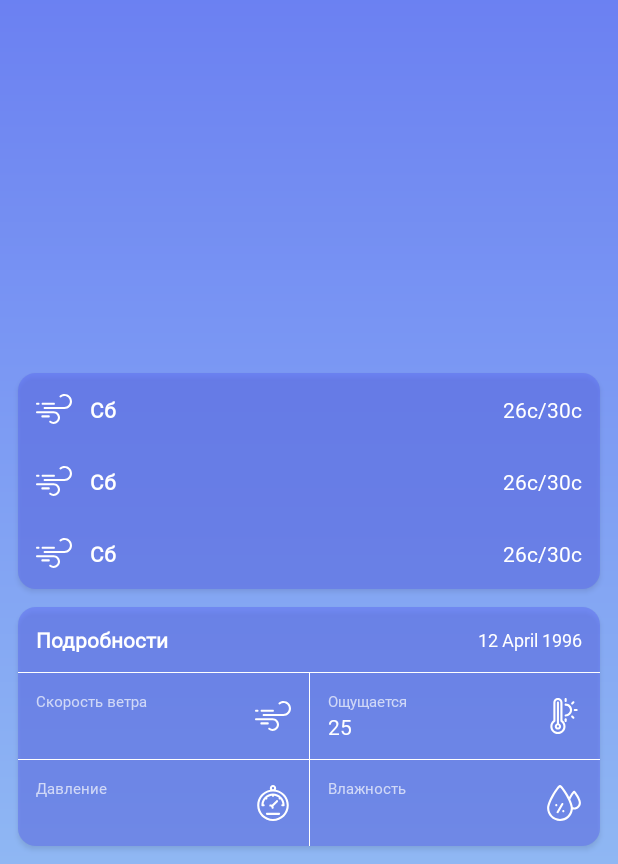
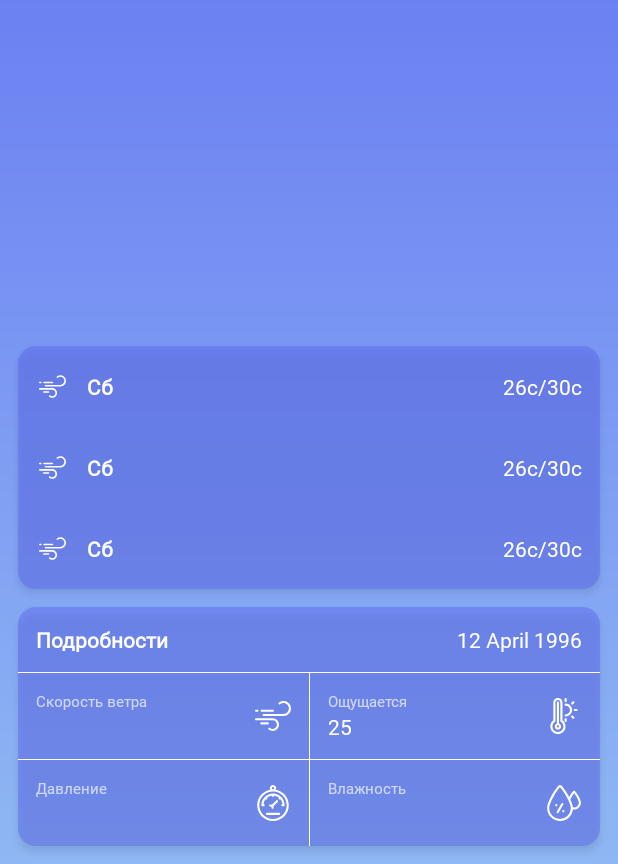
Before and after one commit to MishaNikasov/WeatherApp, an Android app: the layout fragment_root.xml on its own in the app's theme, with its tools: preview values and no code run, on a phone screen of 412 x 824 dp, the part 372-1236 px from its top. Run offline under Robolectric (Android 15) with nearby library versions, the phone set to English and light mode, and no system bars.

```diff
--- a/app/src/main/java/com/nikasov/weatherapp/ui/fragment/root/RootFragment.kt
+++ b/app/src/main/java/com/nikasov/weatherapp/ui/fragment/root/RootFragment.kt
@@ -20,6 +20,7 @@ import dagger.hilt.android.AndroidEntryPoint
 import kotlinx.android.synthetic.main.fragment_root.*
 import pub.devrel.easypermissions.AppSettingsDialog
 import pub.devrel.easypermissions.EasyPermissions
+import timber.log.Timber
 
 @AndroidEntryPoint
 class RootFragment: Fragment(),
--- a/app/src/main/res/layout/activity_main.xml
+++ b/app/src/main/res/layout/activity_main.xml
@@ -4,6 +4,7 @@
     xmlns:tools="http://schemas.android.com/tools"
     android:layout_width="match_parent"
     android:layout_height="match_parent"
+    android:background="@drawable/gradient_bg"
     tools:context=".ui.activity.MainActivity">
 
     <fragment
--- a/app/src/main/res/layout/fragment_root.xml
+++ b/app/src/main/res/layout/fragment_root.xml
@@ -59,11 +59,11 @@
                 tools:visibility="visible" />
 
             <ImageView
-                android:clickable="true"
                 android:id="@+id/imageView2"
                 android:layout_width="wrap_content"
                 android:layout_height="wrap_content"
                 android:background="?selectableItemBackgroundBorderless"
+                android:clickable="true"
                 android:src="@drawable/ic_more"
                 app:layout_constraintBottom_toBottomOf="parent"
                 app:layout_constraintEnd_toEndOf="parent"
@@ -150,6 +150,7 @@
                         tools:text="Weather" />
 
                     <ImageView
+                        android:id="@+id/imageView"
                         android:layout_width="70dp"
                         android:layout_height="70dp"
                         android:src="@{weather.icon}"
@@ -162,7 +163,6 @@
                 </androidx.constraintlayout.widget.ConstraintLayout>
 
                 <androidx.recyclerview.widget.RecyclerView
-                    android:elevation="2dp"
                     android:id="@+id/dailyRecycler"
                     android:layout_width="0dp"
                     android:layout_height="wrap_content"
@@ -170,6 +170,7 @@
                     android:layout_marginEnd="12dp"
                     android:layout_marginBottom="12dp"
                     android:background="@drawable/light_primary_rounded_bg"
+                    android:elevation="3dp"
                     app:layoutManager="androidx.recyclerview.widget.LinearLayoutManager"
                     app:layout_constraintBottom_toTopOf="@+id/infoBlock"
                     app:layout_constraintEnd_toEndOf="parent"
@@ -179,13 +180,13 @@
 
                 <androidx.constraintlayout.widget.ConstraintLayout
                     android:id="@+id/infoBlock"
-                    android:elevation="2dp"
                     android:layout_width="match_parent"
                     android:layout_height="wrap_content"
                     android:layout_marginStart="12dp"
                     android:layout_marginEnd="12dp"
                     android:layout_marginBottom="12dp"
                     android:background="@drawable/light_primary_rounded_bg"
+                    android:elevation="3dp"
                     app:layout_constraintBottom_toBottomOf="parent"
                     app:layout_constraintEnd_toEndOf="parent"
                     app:layout_constraintStart_toStartOf="parent">
@@ -198,7 +199,6 @@
                         android:layout_marginTop="12dp"
                         android:text="@string/info"
                         android:textColor="@color/white"
-                        android:textSize="14sp"
                         android:textStyle="bold"
                         app:layout_constraintStart_toStartOf="parent"
                         app:layout_constraintTop_toTopOf="parent" />
@@ -378,7 +378,6 @@
                         android:layout_marginEnd="12dp"
                         android:text="@{weather.date}"
                         android:textColor="@color/white"
-                        android:textSize="12sp"
                         app:layout_constraintBottom_toBottomOf="@+id/infoTxt"
                         app:layout_constraintEnd_toEndOf="parent"
                         app:layout_constraintTop_toTopOf="@+id/infoTxt"
--- a/app/src/main/res/layout/item_daily.xml
+++ b/app/src/main/res/layout/item_daily.xml
@@ -7,11 +7,11 @@
 
     <ImageView
         android:id="@+id/icon"
-        android:layout_width="wrap_content"
-        android:layout_height="wrap_content"
+        android:layout_width="22dp"
+        android:layout_height="18dp"
         android:layout_marginStart="12dp"
-        android:layout_marginTop="12dp"
-        android:layout_marginBottom="12dp"
+        android:layout_marginTop="18dp"
+        android:layout_marginBottom="18dp"
         android:src="@drawable/ic_wind"
         app:layout_constraintBottom_toBottomOf="parent"
         app:layout_constraintStart_toStartOf="parent"
```
Also changed, not shown: app/src/main/java/com/nikasov/weatherapp/data/remote/repository/WeatherRepository.kt (+5 -5 lines), app/src/main/java/com/nikasov/weatherapp/data/remote/service/WeatherApi.kt (+6 -6 lines), app/src/main/java/com/nikasov/weatherapp/ui/fragment/add/AddViewModel.kt (+5 -15 lines), app/src/main/java/com/nikasov/weatherapp/ui/fragment/root/RootViewModel.kt (+23 -33 lines), app/src/main/res/layout/fragment_list.xml (+7 -6 lines).
